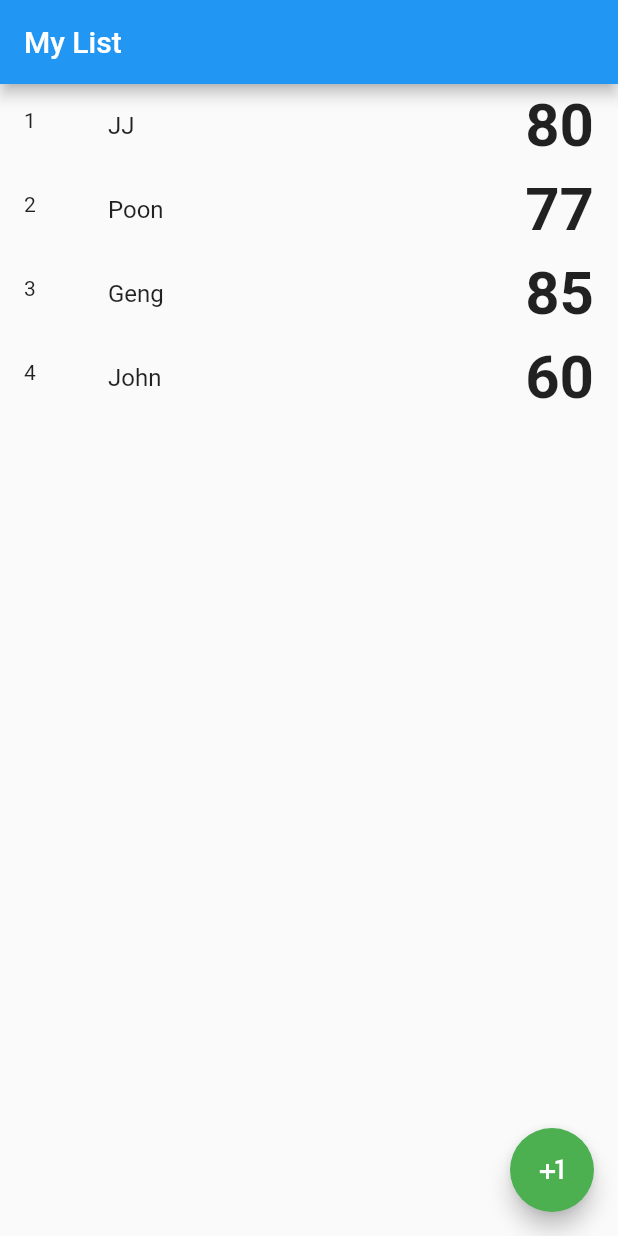
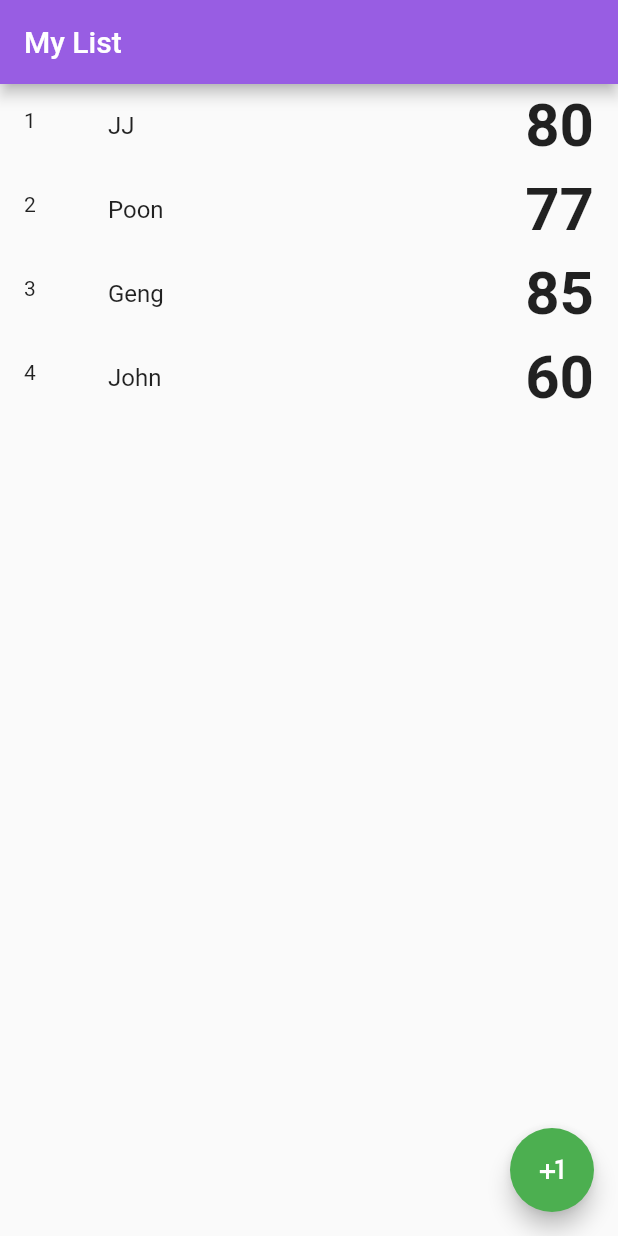
Before and after one commit to nasroon/Mid-flutter, a Flutter app: the screen it shows after launch, on a phone screen of 412 x 824 dp. Run offline on Flutter 3.47's test engine with Material 2 defaults, Android fonts, the phone set to English and light mode, and no system bars.

Commit message:
10th commit

```diff
--- a/Downloads/mid/lib/home_screen.dart
+++ b/Downloads/mid/lib/home_screen.dart
@@ -62,28 +62,151 @@ class _HomeScreenState extends State<HomeScreen> {
     }
   }
 
-  void _awaitReturnValueFromShowScreen(BuildContext context,int index) async {
+  void _awaitReturnValueFromShowScreen(BuildContext context, int index) async {
     final result = await Navigator.push(
         context,
         MaterialPageRoute(
-          builder: (context) => ShowScreen(student: student,std: student[index],selectidx: index),
+          builder: (context) => ShowScreen(
+              student: student, std: student[index], selectidx: index),
         ));
     if (result != null) {
       List<String> x = result.split("-");
       setState(() {
-        student[int.parse(x[2])] = StudentData (int.parse(x[2])+1, x[0], int.parse(x[1]));
+        student[int.parse(x[2])] =
+            StudentData(int.parse(x[2]) + 1, x[0], int.parse(x[1]));
       });
     }
   }
 
-  Widget buildRow(BuildContext context, int index) {
-    return ListTile(
-        leading: Text("${student[index].id} "),
-        title: Text("${student[index].name}"),
-        trailing: Text(
-          "${student[index].score}",
-          style: TextStyle(fontSize: 40, fontWeight: FontWeight.bold),
+  void _awaitReturnValueFromEditScreen2(BuildContext context,int i) async{
+    final result = await Navigator.push(
+              context,
+              MaterialPageRoute(
+                builder: (context) => EditScreen(std: student[i]),
+              ));
+          if (result != null) {
+            List<String> x = result.split("-");
+            setState(() {
+              student[i] =
+                  StudentData(i, x[0], int.parse(x[1]));
+              print(result);
+            });
+          }
+  }
+
+  Widget buildRow(BuildContext context, int i) {
+    StudentData item = student[i];
+    return Dismissible(
+      key: Key(item.name),
+      background: slideLeftBackground(),
+      secondaryBackground: slideRightBackground(),
+      child: ListTile(
+          leading: Text("${i + 1} "),
+          title: Text("${student[i].name}"),
+          trailing: Container(
+            child: Text(
+              "${student[i].score}",
+              style: TextStyle(fontSize: 40, fontWeight: FontWeight.bold),
+            ),
+          ),
+          onTap: () => {_awaitReturnValueFromShowScreen(context, i)}),
+      confirmDismiss: (direction) async {
+        if (direction == DismissDirection.startToEnd) {
+          final bool res = await showDialog(
+              context: context,
+              builder: (BuildContext context) {
+                return AlertDialog(
+                  content: Text(
+                      "Are you sure you want to delete ${student[i].name}?"),
+                  actions: <Widget>[
+                    FlatButton(
+                      child: Text(
+                        "Cancel",
+                        style: TextStyle(color: Colors.black),
+                      ),
+                      onPressed: () {
+                        Navigator.of(context).pop();
+                      },
+                    ),
+                    FlatButton(
+                      child: Text(
+                        "Delete",
+                        style: TextStyle(color: Colors.red),
+                      ),
+                      onPressed: () {
+                        // TODO: Delete the item from DB etc..
+                        setState(() {
+                          student.removeAt(i);
+                        });
+                        Navigator.of(context).pop();
+                      },
+                    ),
+                  ],
+                );
+              });
+          return res;
+        } else {
+          _awaitReturnValueFromEditScreen2(context,i);
+        }
+      },
+    );
+  }
+
+  Widget slideRightBackground() {
+    return Container(
+      color: Colors.green,
+      child: Align(
+        child: Row(
+          mainAxisAlignment: MainAxisAlignment.end,
+          children: <Widget>[
+            SizedBox(
+              width: 20,
+            ),
+            Icon(
+              Icons.edit,
+              color: Colors.white,
+            ),
+            Text(
+              " Edit ",
+              style: TextStyle(
+                color: Colors.white,
+                fontWeight: FontWeight.w700,
+              ),
+              textAlign: TextAlign.left,
+            ),
+          ],
         ),
-        onTap: () => {_awaitReturnValueFromShowScreen(context,index)});
+        alignment: Alignment.centerLeft,
+      ),
+    );
+  }
+
+  Widget slideLeftBackground() {
+    return Container(
+      color: Colors.red,
+      child: Align(
+        child: Row(
+          mainAxisAlignment: MainAxisAlignment.start,
+          children: <Widget>[
+            Icon(
+              Icons.delete,
+              color: Colors.white,
+            ),
+            Text(
+              " Delete",
+              style: TextStyle(
+                color: Colors.white,
+                fontWeight: FontWeight.w700,
+              ),
+              textAlign: TextAlign.right,
+            ),
+            SizedBox(
+              width: 20,
+            ),
+          ],
+        ),
+        alignment: Alignment.centerRight,
+      ),
+    );
   }
 }
--- a/Downloads/mid/lib/main.dart
+++ b/Downloads/mid/lib/main.dart
@@ -14,22 +14,24 @@ class MyApp extends StatelessWidget {
     return MaterialApp(
       debugShowCheckedModeBanner: false,
       title: "navigator",
+      theme: ThemeData(
+        primaryColor: new Color(0xff985de3),
+      ),
       routes: {
         AppRoutes.home: (context) => HomeScreen(),
-        //AppRoutes.show: (context) => ShowScreen(),
+        AppRoutes.show: (context) => ShowScreen(),
         AppRoutes.edit: (context) => EditScreen()
       },
-      onGenerateRoute: _registerRWP,
+      //onGenerateRoute: _registerRWP,
     );
   }
 
-  Route _registerRWP(RouteSettings settings){
-    if(settings.name == AppRoutes.show){
-      return MaterialPageRoute(builder: (context){
-        ShowParameter param = settings.arguments;
-        return ShowScreen(student: param.student,std: param.std,selectidx: param.selectidx,);
-      });
-    }
-  }
-
+  // Route _registerRWP(RouteSettings settings){
+  //   if(settings.name == AppRoutes.show){
+  //     return MaterialPageRoute(builder: (context){
+  //       ShowParameter param = settings.arguments;
+  //       return ShowScreen(student: param.student,std: param.std,selectidx: param.selectidx,);
+  //     });
+  //   }
+  // }
 }
```
Also changed, not shown: Downloads/mid/lib/show_screen.dart (line endings or trailing spaces).
